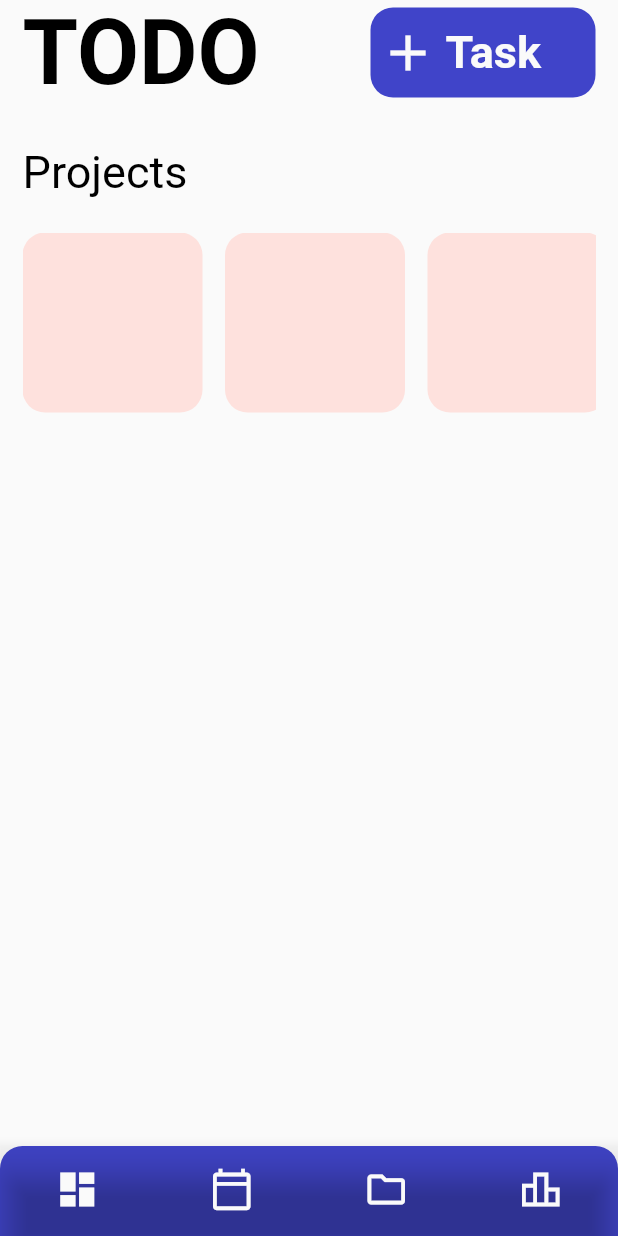
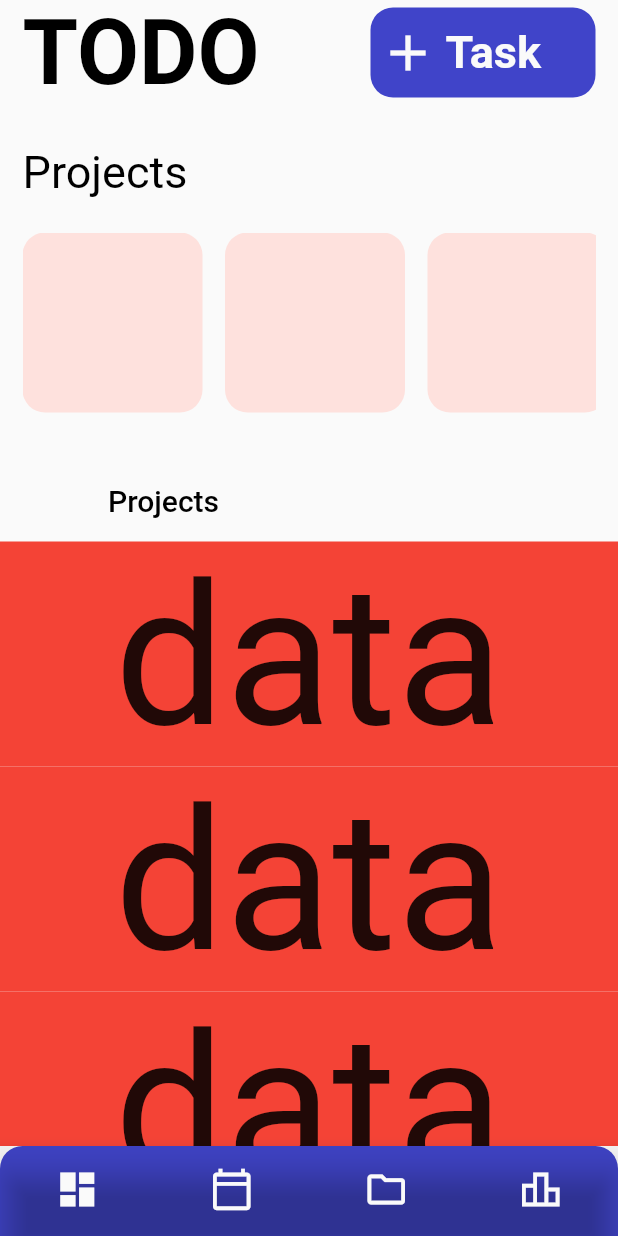
Before and after one commit to mstermigol/todo_app_2, a Flutter app: the screen it shows after launch, on a phone screen of 412 x 824 dp. Run offline on Flutter 3.47's test engine with Material 2 defaults, Android fonts, the phone set to English and light mode, and no system bars.

Commit message:
Example implementation of Sliver (Not finished)

```diff
--- a/lib/screens/dashboard.dart
+++ b/lib/screens/dashboard.dart
@@ -16,16 +16,58 @@ class _DashboardState extends State<Dashboard> {
     return SafeArea(
       child: Scaffold(
         appBar: PreferredSize(
-          preferredSize: Size.fromHeight((referencia*2)+10),
+          preferredSize: Size.fromHeight((referencia * 2) + 10),
           child: AppBarHome(referencia: referencia),
         ),
         body: CustomScrollView(
           physics: const ClampingScrollPhysics(),
           slivers: [
             SliverToBoxAdapter(
-              child: Container(
-                padding: EdgeInsets.symmetric(horizontal: referencia/2),
-                height: referencia*8,
+                child: TopSliver(referencia: referencia)),
+            const SliverAppBar(
+              pinned: true,
+              elevation: 0,
+              backgroundColor: Colors.transparent,
+              flexibleSpace: FlexibleSpaceBar(
+                title: Text("Projects", style: TextStyle(color: Colors.black),),
+              )
+            ),
+            SliverList(
+              delegate: SliverChildBuilderDelegate((context, index) {
+
+                return Container(
+                  height: 150,
+                  color: Colors.red,
+                  child: FittedBox(
+                    child: Text("data"),
+                  ),
+                );
+
+
+              } ,
+              childCount: 50000000,
+              )
+              )
+          ],
+        ),
+      ),
+    );
+  }
+}
+
+class TopSliver extends StatelessWidget {
+  const TopSliver({
+    super.key,
+    required this.referencia,
+  });
+
+  final double referencia;
+
+  @override
+  Widget build(BuildContext context) {
+    return Container(
+              padding: EdgeInsets.symmetric(horizontal: referencia / 2),
+              height: referencia * 8,
               child: Column(
     children: [
       SizedBox(
@@ -43,20 +85,24 @@ class _DashboardState extends State<Dashboard> {
           ),
         ),
       ),
-                    SizedBox(height: referencia/2),
+      SizedBox(height: referencia / 2),
       Container(
-                      height: referencia*4 + 10,
+        height: referencia * 4 + 10,
         alignment: Alignment.center,
         child: SizedBox(
-                        height: referencia*4,
+            height: referencia * 4,
             child: ListView.builder(
-                          itemCount: 5,
+                itemCount: items.length * 2 - 1,
                 scrollDirection: Axis.horizontal,
                 itemBuilder: (context, index) {
+                  final actualIndex = index ~/ 2;
+
+                  // Check if the current index is even or odd to determine if it's an item or a separator
+                  if (index.isEven) {
+                    final item = items[actualIndex];
                     return Container(
                     padding: const EdgeInsets.all(5.0),
-                              margin: EdgeInsets.only(right: referencia/2),
-                              width: referencia*4,
+                    width: referencia * 4,
                     decoration: BoxDecoration(
                       borderRadius: BorderRadius.circular(15),
                       color: PALETTE.lightSkin,
@@ -73,21 +119,26 @@ class _DashboardState extends State<Dashboard> {
                       ),
                     ),
                   );
+                  } else {
+                    // Render the separator widget
+                    return SizedBox(width: referencia/2);
                   }
-                          )
-                        ),
+
+                })),
       )
     ],
-                ),
-              )
-            ),
-          ],
-        ),
               ),
             );
   }
 }
 
+List<String> items = [
+  'Item 1',
+  'Item 2',
+  'Item 3',
+  'Item 4',
+  'Item 5',
+];
 class AppBarHome extends StatelessWidget {
   const AppBarHome({
     super.key,
@@ -99,18 +150,18 @@ class AppBarHome extends StatelessWidget {
   @override
   Widget build(BuildContext context) {
     return Padding(
-      padding: EdgeInsets.symmetric(horizontal: referencia/2),
+      padding: EdgeInsets.symmetric(horizontal: referencia / 2),
       child: Row(
         mainAxisAlignment: MainAxisAlignment.spaceBetween,
         crossAxisAlignment: CrossAxisAlignment.end,
         children: [
           SizedBox(
-            height: (referencia*2) + 5,
+            height: (referencia * 2) + 5,
             child: Text(
               "TODO",
               style: TextStyle(
                 color: Colors.black,
-                fontSize: referencia*2,
+                fontSize: referencia * 2,
                 fontWeight: FontWeight.bold,
               ),
             ),
@@ -127,12 +178,12 @@ class AppBarHome extends StatelessWidget {
                 borderRadius: BorderRadius.circular(15),
                 splashColor: PALETTE.white.withOpacity(0.4),
                 child: SizedBox(
-                  height: referencia*2,
+                  height: referencia * 2,
                   width: 150,
                   child: Row(
                     crossAxisAlignment: CrossAxisAlignment.center,
                     mainAxisAlignment: MainAxisAlignment.start,
-                    children:  [
+                    children: [
                       const Padding(
                         padding: EdgeInsets.only(left: 5.0),
                         child: Icon(
```
Lines whose indentation alone changed are shown as unchanged.
